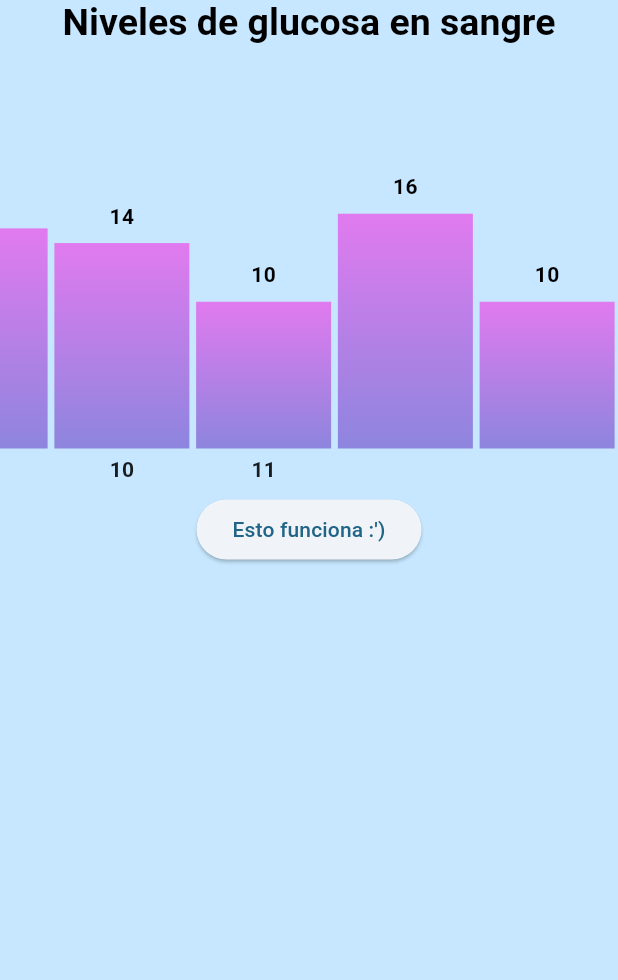
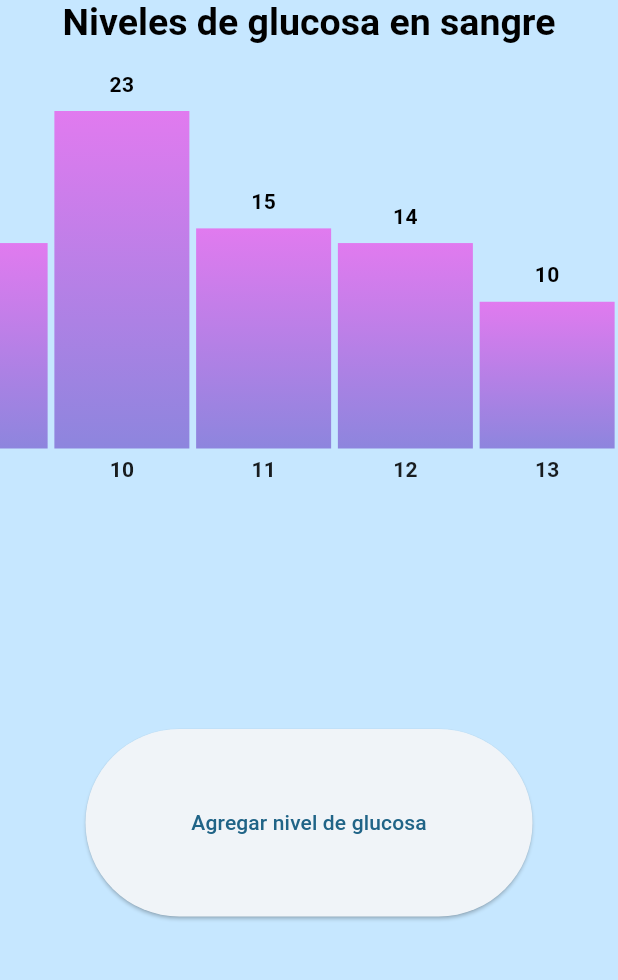
Before and after one commit to PedroLucero/DaniellaB-Thesis-ICA, a Flutter app: the GraphPage screen opened directly, on a phone screen of 412 x 824 dp, the part 84-1064 px from its top. Run offline on Flutter 3.47's test engine with Material 3 defaults, Android fonts, the phone set to English and light mode, and no system bars; drawn by our look-alikes of fl_chart.

Commit message:
Added custom class for glucose records and set _BarChart() to work in accordance to it. Fixed custom page into the DayBriefing class. Added options for navigation withing graph_page. Changed graph_page's button style.Removed some filler functions.

```diff
--- a/lib/graph_screen.dart
+++ b/lib/graph_screen.dart
@@ -1,16 +1,10 @@
-import 'dart:math';
-
 import 'package:daniella_tesis_app/test_screen.dart';
 import 'package:fl_chart/fl_chart.dart';
-import 'package:flutter/cupertino.dart';
 import 'package:flutter/material.dart';
-import 'package:flutter/rendering.dart';
-import 'package:flutter/widgets.dart';
 
 class _BarChart extends StatelessWidget {
   final BuildContext context;
-  final dates = GraphAppState().registeredDates;
-  final testData = GraphAppState().testData;
+  final glucoseRecord = GraphAppState().glucoseRecords;
 
   _BarChart(this.context);
 
@@ -22,22 +16,20 @@ class _BarChart extends StatelessWidget {
         titlesData: titlesData,
         borderData: borderData,
         barGroups: List.generate(
-          testData.length,
+          glucoseRecord.length,
           (i) => makeGroupData(
             i,
-            testData[i],
+            glucoseRecord[i].getAverageGlucose(),
           ),
         ),
         gridData: const FlGridData(show: false),
         alignment: BarChartAlignment.spaceAround,
-        maxY: testData.reduce(max) * 1.2,
+        maxY: glucoseRecord
+                .map((obj) => obj.getAverageGlucose())
+                .reduce((a, b) => a > b ? a : b) *
+            1.2,
       ),
     );
-  }
-
-  int example(a, b) {
-    print("Hi");
-    return 0;
   }
 
   BarTouchData get barTouchData => BarTouchData(
@@ -48,12 +40,13 @@ class _BarChart extends StatelessWidget {
             // This mess returns index... somehow...
             var index = barTouchResponse!.spot?.touchedBarGroupIndex;
             if (index != null) {
-              print("Selected index: $index");
               // Check if we pressed a bar and not empty space
               showModalBottomSheet(
                   context: context,
+                  isScrollControlled: true,
                   builder: (BuildContext context) {
-                    return DayBriefing(dates: dates, index: index);
+                    return DayBriefing(
+                        glucoseRecord: glucoseRecord, index: index);
                   });
             }
           }
@@ -80,7 +73,6 @@ class _BarChart extends StatelessWidget {
         ),
       );
 
-  // LEGACY FUNCTION
   Widget getTitles(double value, TitleMeta meta) {
     final style = TextStyle(
       // color: AppColors.contentColorBlue.darken(20),
@@ -89,8 +81,8 @@ class _BarChart extends StatelessWidget {
     );
 
     var tag = '';
-    if (value.toInt() >= 0 && value.toInt() < dates.length) {
-      tag = dates[value.toInt()];
+    if (value.toInt() >= 0 && value.toInt() < glucoseRecord.length) {
+      tag = glucoseRecord[value.toInt()].getDay();
     }
     Widget text = Text(
       tag,
@@ -158,29 +150,50 @@ class _BarChart extends StatelessWidget {
 class DayBriefing extends StatelessWidget {
   const DayBriefing({
     super.key,
-    required this.dates,
+    required this.glucoseRecord,
     required this.index,
   });
 
-  final List<String> dates;
+  final List<GlucoseDayRecord> glucoseRecord;
   final int index;
 
   @override
   Widget build(BuildContext context) {
-    return Container(
-      height: 400,
+    // This whole section is essentially a NEW screen for the custom daily briefs
+
+    var date = glucoseRecord[index].getDate();
+
+    return FractionallySizedBox(
+      heightFactor: 0.89,
+      child: Scaffold(
+        appBar: AppBar(
+          leading: SizedBox.shrink(),
+          title: Text('Fecha: $date'),
+          actions: <Widget>[
+            IconButton(
+              icon: const Icon(Icons.close),
+              onPressed: () => Navigator.pop(context),
+            ),
+          ],
+        ),
+        body: Container(
           color: Colors.lightBlue,
           child: Center(
             child: Column(
               mainAxisAlignment: MainAxisAlignment.center,
               mainAxisSize: MainAxisSize.min,
               children: <Widget>[
-            const Text('Resumen del día'),
+                const Text('Resumen del día: '),
+                Text(
+                    'Nivel de glucosa: ${glucoseRecord[index].getAverageGlucose()}'),
                 ElevatedButton(
-              child: Text('Fecha: ${dates[index]} (Cerrar)'),
+                  child:
+                      Text('Fecha: ${glucoseRecord[index].getDay()} (Cerrar)'),
                   onPressed: () => Navigator.pop(context),
                 ),
               ],
+            ),
+          ),
         ),
       ),
     );
@@ -188,21 +201,56 @@ class DayBriefing extends StatelessWidget {
 }
 
 class GraphAppState extends ChangeNotifier {
-  List<double> testData = [8, 10, 23, 14, 23, 15, 14, 10, 16, 10];
-  List<String> registeredDates = [
-    '04',
-    '05',
-    '06',
-    '07',
-    '08',
-    '09',
-    '10',
-    '11'
+  // These two are purely for testing purposes
+  List<double> testData = [8, 10, 23, 14, 23, 15, 14, 10];
+  List<String> testDates = [
+    '2024-05-06 20:20:00',
+    '2024-05-07 20:20:00',
+    '2024-05-08 20:20:00',
+    '2024-05-09 20:20:00',
+    '2024-05-10 20:20:00',
+    '2024-05-11 20:20:00',
+    '2024-05-12 20:20:00',
+    '2024-05-13 20:20:00'
   ];
 
-  void exampleplz() {
-    // ----------------------------------------------------------------------------------
-    print("Ou yea");
+  List<GlucoseDayRecord> glucoseRecords = [];
+
+  GraphAppState() {
+    glucoseRecords = List<GlucoseDayRecord>.generate(testDates.length,
+        (i) => GlucoseDayRecord(testData[i], DateTime.parse(testDates[i])));
+  }
+}
+
+// I'm concerned with ordering these values, perhaps a function in appstate to do so...
+class GlucoseDayRecord {
+  late DateTime date;
+  List<double> dataPoints = [];
+  // Used to separate distinct dataPoints within DayBriefing
+  List<DateTime> hoursMinutes = [];
+
+  GlucoseDayRecord(double firstGlucoseInput, DateTime inDate) {
+    date = DateTime(inDate.year, inDate.month, inDate.day);
+    hoursMinutes.add(DateTime(date.hour, date.minute));
+    dataPoints.add(firstGlucoseInput);
+  }
+
+  void addDataPoint(double glucoseValue, DateTime date) {
+    dataPoints.add(glucoseValue);
+    hoursMinutes.add(DateTime(date.hour, date.minute));
+  }
+
+  double getAverageGlucose() {
+    var sum = dataPoints.reduce((a, b) => a + b);
+    return sum / dataPoints.length;
+  }
+
+  String getDay() {
+    return date.day.toString();
+  }
+
+  String getDate() {
+    return '${date.year}-${date.month.toString().padLeft(2, '0')}-${date.day.toString().padLeft(2, '0')}';
   }
 }
 
@@ -218,7 +266,7 @@ class _GraphPageState extends State<GraphPage> {
 
   @override
   Widget build(BuildContext context) {
-    var samples = GraphAppState().testData.length;
+    var samples = GraphAppState().glucoseRecords.length;
     var appTitle = "Seguimiento:";
     var theme = Theme.of(context);
     var titleStyle = theme.textTheme.displayMedium!.copyWith(
@@ -248,13 +296,12 @@ class _GraphPageState extends State<GraphPage> {
                 fontWeight: FontWeight.w700,
               ),
             ),
+            // The code held within this SizedBox is sacred. IT WORKS in holding the graph how I wanted
+            // it's tedious to change tho.
             SizedBox(
-              height: 300,
+              height: 300, // Height is cool for changing btw
               width: MediaQuery.of(context).size.width,
               child: SingleChildScrollView(
-                // aspectRatio: 1.6,
-                // height: 200,
-                // width: 300,
                 scrollDirection: Axis.horizontal,
                 reverse: true,
                 child: SizedBox(
@@ -263,11 +310,21 @@ class _GraphPageState extends State<GraphPage> {
                 ),
               ),
             ),
-            ElevatedButton(
+            Expanded(
+              child: Align(
+                alignment: Alignment.center,
+                child: ElevatedButton(
                   onPressed: () {
-                print("Boton jajas");
+                    print(
+                        "Boton jajas ${DateTime.now()}"); // --------------------------------------------
                   },
-              child: Text("Esto funciona :')"),
+                  child: SizedBox(
+                    width: 250,
+                    height: 125,
+                    child: Center(child: Text("Agregar nivel de glucosa")),
+                  ),
+                ),
+              ),
             ),
           ]),
         ),
@@ -283,7 +340,19 @@ class DrawerDirectory extends StatelessWidget {
       child: ListView(
         children: [
           ListTile(
-              title: Text('Ejemplo 1'),
+              title: Text('Perfil'),
+              onTap: () => _navPush(context, TestPage())),
+          ListTile(
+              title: Text('Comentarios de tu doctor'),
+              onTap: () => _navPush(context, TestPage())),
+          ListTile(
+              title: Text('Agregar nivel de glucosa'),
+              onTap: () => _navPush(context, TestPage())),
+          ListTile(
+              title: Text('Calcular dosis'),
+              onTap: () => _navPush(context, TestPage())),
+          ListTile(
+              title: Text('Nivel de glucosa pendiente por dosis bolus'),
               onTap: () => _navPush(context, TestPage())),
         ],
       ),
```
Lines whose indentation alone changed are shown as unchanged.
